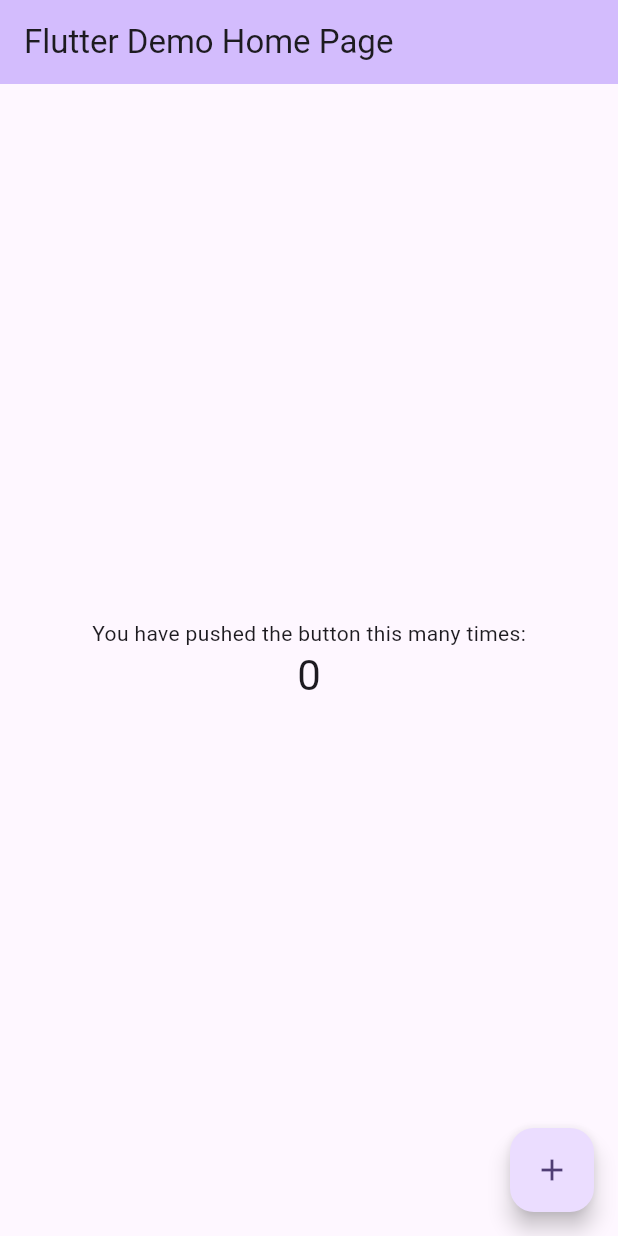
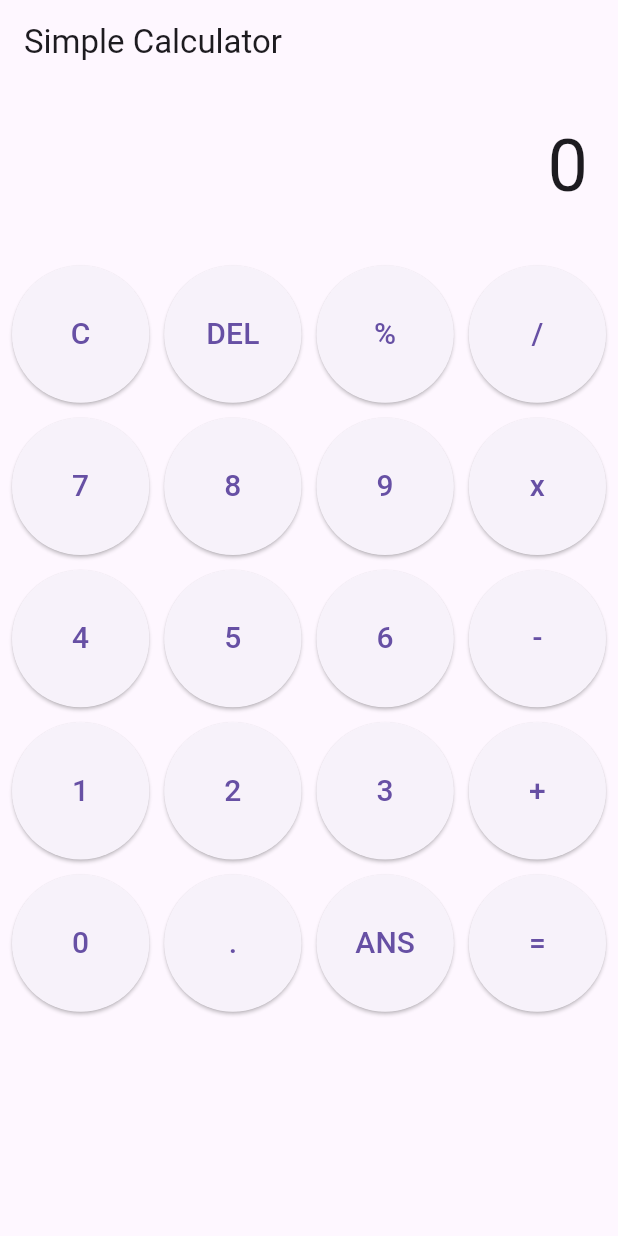
Before and after one commit to convexwf/simple-calculator-flutter, a Flutter app: the screen it shows after launch, on a phone screen of 412 x 824 dp. Run offline on Flutter 3.47's test engine with Material 3 defaults, Android fonts, the phone set to English and light mode, and no system bars; our stand-ins replace get.

Commit message:
add main screen

```diff
--- a/simple_calculator/lib/main.dart
+++ b/simple_calculator/lib/main.dart
@@ -1,4 +1,28 @@
+/// Copyright (c) 2024 convexwf
+/// All rights reserved.
+///
+/// Project: practice
+/// File: main.dart
+/// Email: convexwf@gmail.com
+/// Created: 2024-10-14
+/// Last modified: 2024-10-14
+///
+/// Licensed under the Apache License, Version 2.0 (the "License");
+/// you may not use this file except in compliance with the License.
+/// You may obtain a copy of the License at
+///
+///     http://www.apache.org/licenses/LICENSE-2.0
+///
+/// Unless required by applicable law or agreed to in writing, software
+/// distributed under the License is distributed on an "AS IS" BASIS,
+/// WITHOUT WARRANTIES OR CONDITIONS OF ANY KIND, either express or implied.
+/// See the License for the specific language governing permissions and
+/// limitations under the License.
+///
+/// Description: TODO
+
 import 'package:flutter/material.dart';
+import 'package:simple_calculator/screen/main_screen.dart';
 
 void main() {
   runApp(const MyApp());
@@ -11,115 +35,11 @@ class MyApp extends StatelessWidget {
   @override
   Widget build(BuildContext context) {
     return MaterialApp(
-      title: 'Flutter Demo',
+      title: 'Simple Calculator',
       theme: ThemeData(
-        // This is the theme of your application.
-        //
-        // TRY THIS: Try running your application with "flutter run". You'll see
-        // the application has a purple toolbar. Then, without quitting the app,
-        // try changing the seedColor in the colorScheme below to Colors.green
-        // and then invoke "hot reload" (save your changes or press the "hot
-        // reload" button in a Flutter-supported IDE, or press "r" if you used
-        // the command line to start the app).
-        //
-        // Notice that the counter didn't reset back to zero; the application
-        // state is not lost during the reload. To reset the state, use hot
-        // restart instead.
-        //
-        // This works for code too, not just values: Most code changes can be
-        // tested with just a hot reload.
-        colorScheme: ColorScheme.fromSeed(seedColor: Colors.deepPurple),
-        useMaterial3: true,
+        primarySwatch: Colors.blue,
       ),
-      home: const MyHomePage(title: 'Flutter Demo Home Page'),
+      home: const MainScreen(),
     );
   }
 }
-
-class MyHomePage extends StatefulWidget {
-  const MyHomePage({super.key, required this.title});
-
-  // This widget is the home page of your application. It is stateful, meaning
-  // that it has a State object (defined below) that contains fields that affect
-  // how it looks.
-
-  // This class is the configuration for the state. It holds the values (in this
-  // case the title) provided by the parent (in this case the App widget) and
-  // used by the build method of the State. Fields in a Widget subclass are
-  // always marked "final".
-
-  final String title;
-
-  @override
-  State<MyHomePage> createState() => _MyHomePageState();
-}
-
-class _MyHomePageState extends State<MyHomePage> {
-  int _counter = 0;
-
-  void _incrementCounter() {
-    setState(() {
-      // This call to setState tells the Flutter framework that something has
-      // changed in this State, which causes it to rerun the build method below
-      // so that the display can reflect the updated values. If we changed
-      // _counter without calling setState(), then the build method would not be
-      // called again, and so nothing would appear to happen.
-      _counter++;
-    });
-  }
-
-  @override
-  Widget build(BuildContext context) {
-    // This method is rerun every time setState is called, for instance as done
-    // by the _incrementCounter method above.
-    //
-    // The Flutter framework has been optimized to make rerunning build methods
-    // fast, so that you can just rebuild anything that needs updating rather
-    // than having to individually change instances of widgets.
-    return Scaffold(
-      appBar: AppBar(
-        // TRY THIS: Try changing the color here to a specific color (to
-        // Colors.amber, perhaps?) and trigger a hot reload to see the AppBar
-        // change color while the other colors stay the same.
-        backgroundColor: Theme.of(context).colorScheme.inversePrimary,
-        // Here we take the value from the MyHomePage object that was created by
-        // the App.build method, and use it to set our appbar title.
-        title: Text(widget.title),
-      ),
-      body: Center(
-        // Center is a layout widget. It takes a single child and positions it
-        // in the middle of the parent.
-        child: Column(
-          // Column is also a layout widget. It takes a list of children and
-          // arranges them vertically. By default, it sizes itself to fit its
-          // children horizontally, and tries to be as tall as its parent.
-          //
-          // Column has various properties to control how it sizes itself and
-          // how it positions its children. Here we use mainAxisAlignment to
-          // center the children vertically; the main axis here is the vertical
-          // axis because Columns are vertical (the cross axis would be
-          // horizontal).
-          //
-          // TRY THIS: Invoke "debug painting" (choose the "Toggle Debug Paint"
-          // action in the IDE, or press "p" in the console), to see the
-          // wireframe for each widget.
-          mainAxisAlignment: MainAxisAlignment.center,
-          children: <Widget>[
-            const Text(
-              'You have pushed the button this many times:',
-            ),
-            Text(
-              '$_counter',
-              style: Theme.of(context).textTheme.headlineMedium,
-            ),
-          ],
-        ),
-      ),
-      floatingActionButton: FloatingActionButton(
-        onPressed: _incrementCounter,
-        tooltip: 'Increment',
-        child: const Icon(Icons.add),
-      ), // This trailing comma makes auto-formatting nicer for build methods.
-    );
-  }
-}
--- /dev/null
+++ b/simple_calculator/lib/screen/main_screen.dart
@@ -0,0 +1,90 @@
+/// Copyright (c) 2024 convexwf
+/// All rights reserved.
+///
+/// Project: practice
+/// File: main_screen.dart
+/// Email: convexwf@gmail.com
+/// Created: 2024-10-14
+/// Last modified: 2024-10-14
+///
+/// Licensed under the Apache License, Version 2.0 (the "License");
+/// you may not use this file except in compliance with the License.
+/// You may obtain a copy of the License at
+///
+///     http://www.apache.org/licenses/LICENSE-2.0
+///
+/// Unless required by applicable law or agreed to in writing, software
+/// distributed under the License is distributed on an "AS IS" BASIS,
+/// WITHOUT WARRANTIES OR CONDITIONS OF ANY KIND, either express or implied.
+/// See the License for the specific language governing permissions and
+/// limitations under the License.
+///
+/// Description: TODO
+
+import 'package:flutter/material.dart';
+import "package:get/get.dart";
+
+class MainScreen extends StatelessWidget {
+
+  MainScreen({Key? key}) : super(key: key);
+
+  final List<String> buttons = [
+    'C', 'DEL', '%', '/',
+    '7', '8', '9', 'x',
+    '4', '5', '6', '-',
+    '1', '2', '3', '+',
+    '0', '.', 'ANS', '=',
+  ];
+
+  @override
+  Widget build(BuildContext context) {
+    return Scaffold(
+      appBar: AppBar(
+        title: const Text('Simple Calculator'),
+      ),
+      body: Padding(
+        padding: const EdgeInsets.all(8.0),
+        child: Column(
+          maxAxisAlignment: MainAxisAlignment.center,
+          children: [
+            // Display the result
+            Container(
+              alignment: Alignment.centerRight,
+              padding: const EdgeInsets.all(12),
+              child: Text(
+                '0',
+                style: TextStyle(
+                  fontSize: 48
+                ),
+              ),
+            ),
+            SizedBox(height: 20),
+            // Display the buttons
+            GridView.builder(
+              shrinkWrap: true,
+              gridDelegate: const SliverGridDelegateWithFixedCrossAxisCount(
+                crossAxisCount: 4,
+                crossAxisSpacing: 10,
+                mainAxisSpacing: 10,
+              ),
+              itemCount: buttons.length,
+              itemBuilder: (context, index) {
+                return ElevatedButton(
+                  onPressed: () {
+                    Get.snackbar('Button pressed', buttons[index]);
+                  },
+                  child: Text(
+                    buttons[index],
+                    style: const TextStyle(
+                      fontSize: 20,
+                    ),
+                  ),
+                );
+              },
+            ),
+          ],
+        ),
+      ),
+    );
+  }
+}
--- a/simple_calculator/pubspec.yaml
+++ b/simple_calculator/pubspec.yaml
@@ -1,5 +1,5 @@
 name: simple_calculator
-description: "A new Flutter project."
+description: "A Simple Calculator Using Flutter"
 # The following line prevents the package from being accidentally published to
 # pub.dev using `flutter pub publish`. This is preferred for private packages.
 publish_to: 'none' # Remove this line if you wish to publish to pub.dev
@@ -35,6 +35,7 @@ dependencies:
   # The following adds the Cupertino Icons font to your application.
   # Use with the CupertinoIcons class for iOS style icons.
   cupertino_icons: ^1.0.8
+  get: ^4.6.6
 
 dev_dependencies:
   flutter_test:
```
Also changed, not shown: 3 other files.
